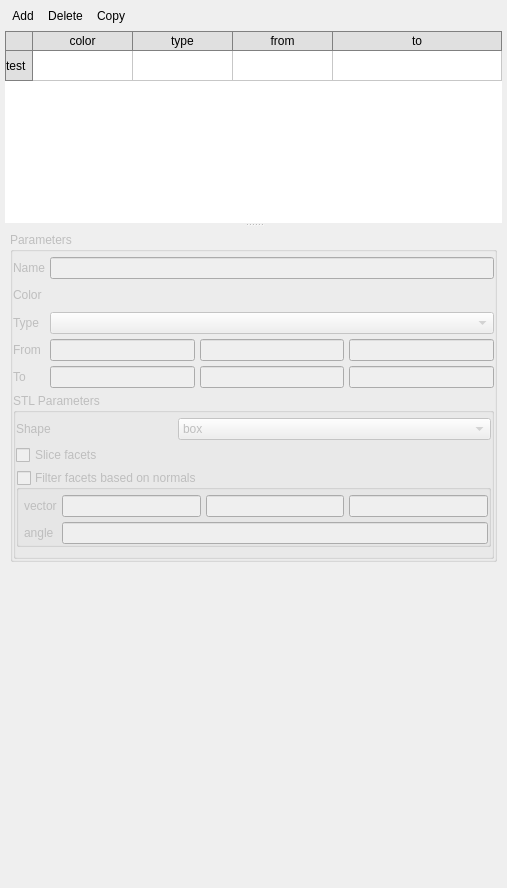
The window that mfixgui/uifiles/regions.ui (truongd8593/mfix) describes before a commit, drawn with Qt 5.
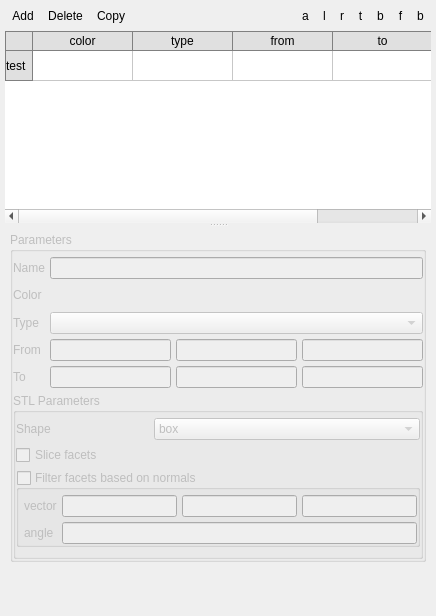
The same window after the commit. Custom widgets are drawn as their Qt base class.

Commit message: added default regions

Patch:
```diff
--- a/mfixgui/uifiles/regions.ui
+++ b/mfixgui/uifiles/regions.ui
@@ -6,8 +6,8 @@
    <rect>
     <x>0</x>
     <y>0</y>
-    <width>507</width>
-    <height>888</height>
+    <width>436</width>
+    <height>616</height>
    </rect>
   </property>
   <layout class="QVBoxLayout" name="verticalLayout_2">
@@ -81,6 +81,76 @@
         </property>
        </spacer>
       </item>
+      <item>
+       <widget class="QToolButton" name="toolbutton_region_a">
+        <property name="text">
+         <string>a</string>
+        </property>
+        <property name="autoRaise">
+         <bool>true</bool>
+        </property>
+       </widget>
+      </item>
+      <item>
+       <widget class="QToolButton" name="toolbutton_region_l">
+        <property name="text">
+         <string>l</string>
+        </property>
+        <property name="autoRaise">
+         <bool>true</bool>
+        </property>
+       </widget>
+      </item>
+      <item>
+       <widget class="QToolButton" name="toolbutton_region_r">
+        <property name="text">
+         <string>r</string>
+        </property>
+        <property name="autoRaise">
+         <bool>true</bool>
+        </property>
+       </widget>
+      </item>
+      <item>
+       <widget class="QToolButton" name="toolbutton_region_t">
+        <property name="text">
+         <string>t</string>
+        </property>
+        <property name="autoRaise">
+         <bool>true</bool>
+        </property>
+       </widget>
+      </item>
+      <item>
+       <widget class="QToolButton" name="toolbutton_region_b">
+        <property name="text">
+         <string>b</string>
+        </property>
+        <property name="autoRaise">
+         <bool>true</bool>
+        </property>
+       </widget>
+      </item>
+      <item>
+       <widget class="QToolButton" name="toolbutton_region_f">
+        <property name="text">
+         <string>f</string>
+        </property>
+        <property name="autoRaise">
+         <bool>true</bool>
+        </property>
+       </widget>
+      </item>
+      <item>
+       <widget class="QToolButton" name="toolbutton_region_back">
+        <property name="text">
+         <string>b</string>
+        </property>
+        <property name="autoRaise">
+         <bool>true</bool>
+        </property>
+       </widget>
+      </item>
      </layout>
     </widget>
    </item>
```
The commit also changes 10 other files.
